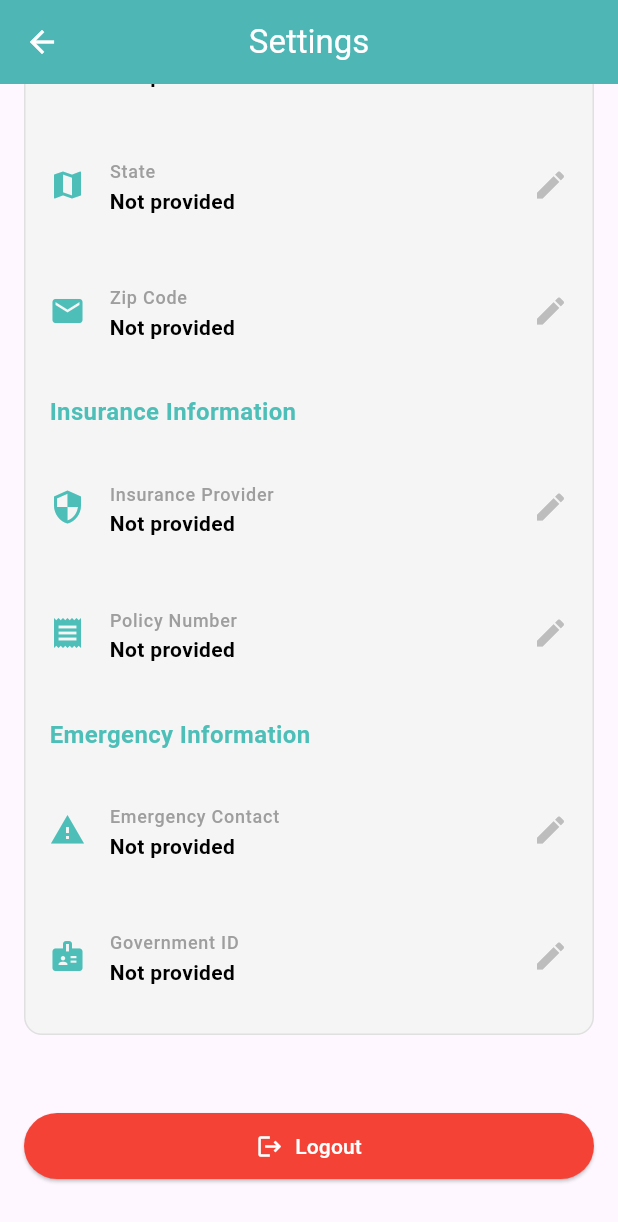
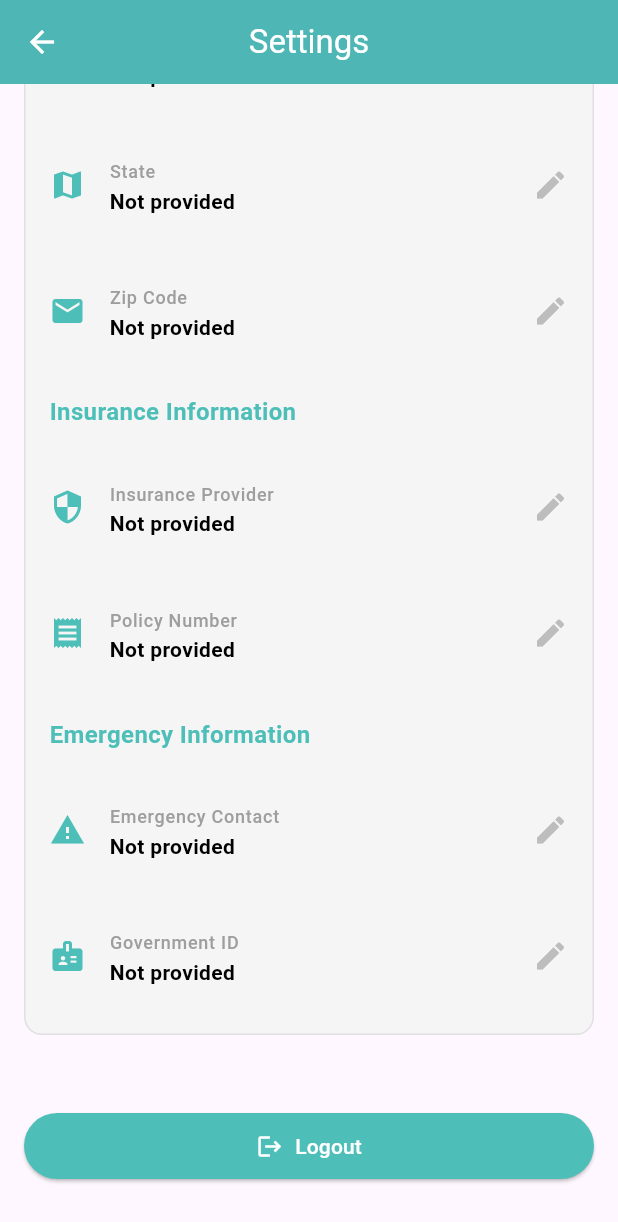
Before and after one commit to JeremyBarcebal/care_connect, a Flutter app: the SettingsPage screen opened directly, scrolled down 806 dp, on a phone screen of 412 x 824 dp. Shown: the top 1222 px of the screen. Run offline on Flutter 3.47's test engine with Material 3 defaults, Android fonts, the phone set to English and light mode, and no system bars; our stand-ins replace cloud_firestore, firebase_auth, firebase_core, firebase_storage, flutter_local_notifications, image_picker and 1 more; accounts and stored records are empty; network calls fail.

Commit message:
testing push

```diff
--- a/lib/pages/client/settings_page.dart
+++ b/lib/pages/client/settings_page.dart
@@ -223,7 +223,7 @@ class _SettingsPageState extends State<SettingsPage> {
               Expanded(child: Text('Error uploading photo: $e')),
             ],
           ),
-          backgroundColor: Colors.red[700],
+          backgroundColor:Color(0xFF4DBFB8),
           duration: const Duration(seconds: 3),
           behavior: SnackBarBehavior.floating,
           shape:
@@ -493,7 +493,7 @@ class _SettingsPageState extends State<SettingsPage> {
                   icon: const Icon(Icons.logout),
                   label: const Text('Logout'),
                   style: ElevatedButton.styleFrom(
-                    backgroundColor: Colors.red,
+                    backgroundColor: Color(0xFF4DBFB8),
                     foregroundColor: Colors.white,
                     padding: const EdgeInsets.symmetric(vertical: 12),
                   ),
```
